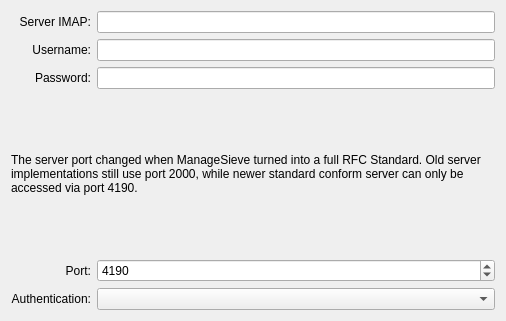
KDE/kdepim, file sieveeditor/ui/serversievesettings.ui: the form before one commit.
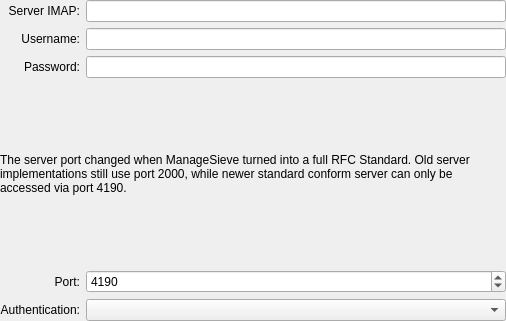
The form after the commit.

Commit message: Remove double margin

```diff
--- a/sieveeditor/ui/serversievesettings.ui
+++ b/sieveeditor/ui/serversievesettings.ui
@@ -11,6 +11,18 @@
    </rect>
   </property>
   <layout class="QGridLayout" name="gridLayout">
+   <property name="leftMargin">
+    <number>0</number>
+   </property>
+   <property name="topMargin">
+    <number>0</number>
+   </property>
+   <property name="rightMargin">
+    <number>0</number>
+   </property>
+   <property name="bottomMargin">
+    <number>0</number>
+   </property>
    <item row="0" column="0">
     <widget class="QLabel" name="label">
      <property name="text">
```
